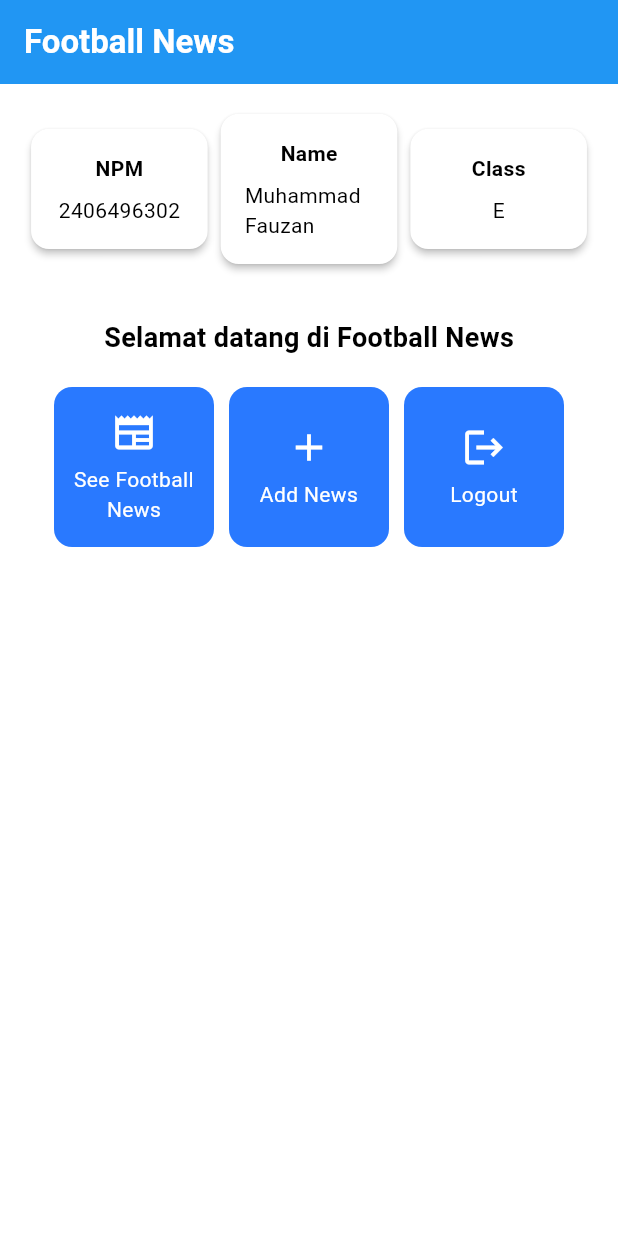
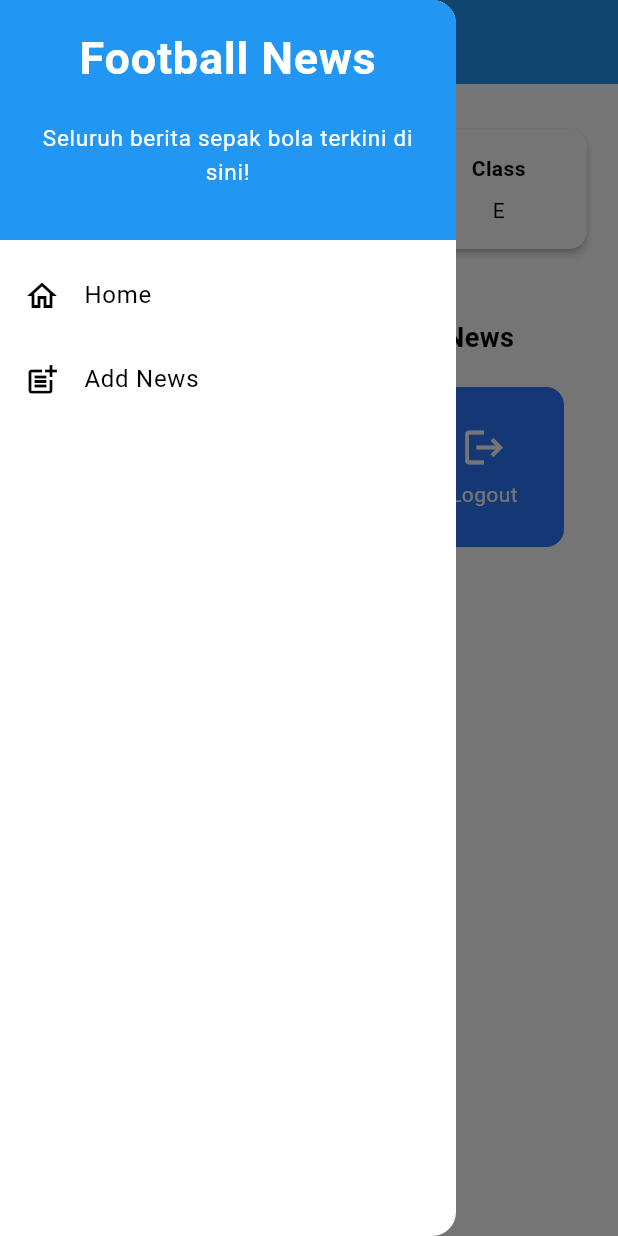
Before and after one commit to muhfauzannn/football-news-mobile, a Flutter app: the screen it shows after launch, with the side drawer open (before the commit the screen has no drawer), on a phone screen of 412 x 824 dp. Run offline on Flutter 3.47's test engine with Material 3 defaults, Android fonts, the phone set to English and light mode, and no system bars.

Commit message:
Tutorial 7

```diff
--- a/lib/menu.dart
+++ b/lib/menu.dart
@@ -1,4 +1,5 @@
 import 'package:flutter/material.dart';
+import 'package:football_news/widgets/left_drawer.dart';
 
 class MyHomePage extends StatelessWidget {
   MyHomePage({super.key});
@@ -82,6 +83,7 @@ class MyHomePage extends StatelessWidget {
           ],
         ),
       ),
+      drawer: LeftDrawer(),
     );
   }
 }
--- /dev/null
+++ b/lib/widgets/left_drawer.dart
@@ -0,0 +1,64 @@
+import 'package:flutter/material.dart';
+import 'package:football_news/menu.dart';
+import 'package:football_news/newslist_form.dart';
+
+class LeftDrawer extends StatelessWidget {
+  const LeftDrawer({super.key});
+
+  @override
+  Widget build(BuildContext context) {
+    return Drawer(
+      child: ListView(
+        children: [
+          const DrawerHeader(
+            decoration: BoxDecoration(color: Colors.blue),
+            child: Column(
+              children: [
+                Text(
+                  'Football News',
+                  textAlign: TextAlign.center,
+                  style: TextStyle(
+                    fontSize: 30,
+                    fontWeight: FontWeight.bold,
+                    color: Colors.white,
+                  ),
+                ),
+                Padding(padding: EdgeInsets.all(10)),
+                Text(
+                  "Seluruh berita sepak bola terkini di sini!",
+                  textAlign: TextAlign.center,
+                  style: TextStyle(
+                    fontSize: 15,
+                    color: Colors.white,
+                    fontWeight: FontWeight.normal,
+                  ),
+                ),
+              ],
+            ),
+          ),
+          ListTile(
+            leading: const Icon(Icons.home_outlined),
+            title: const Text('Home'),
+            onTap: () {
+              Navigator.pushReplacement(
+                context,
+                MaterialPageRoute(builder: (context) => MyHomePage()),
+              );
+            },
+          ),
+          ListTile(
+            leading: const Icon(Icons.post_add),
+            title: const Text('Add News'),
+            // Bagian redirection ke NewsFormPage
+            onTap: () {
+              Navigator.push(
+                context,
+                MaterialPageRoute(builder: (context) => const NewsFormPage()),
+              );
+            },
+          ),
+        ],
+      ),
+    );
+  }
+}
```
Also changed, not shown: lib/newslist_form.dart (added, +209 -0 lines).
